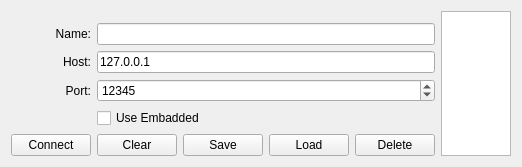
fdar0536/Simple-Task-Queue, file view/configform.ui: the form before one commit.
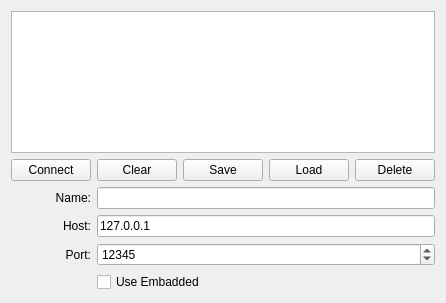
The form after the commit.

Patch:
```diff
--- a/view/configform.ui
+++ b/view/configform.ui
@@ -6,42 +6,18 @@
    <rect>
     <x>0</x>
     <y>0</y>
-    <width>375</width>
-    <height>135</height>
+    <width>434</width>
+    <height>303</height>
    </rect>
   </property>
   <property name="windowTitle">
    <string>Form</string>
   </property>
   <layout class="QGridLayout" name="gridLayout">
-   <item row="3" column="1" colspan="4">
-    <widget class="QLineEdit" name="host">
-     <property name="text">
-      <string>127.0.0.1</string>
-     </property>
-    </widget>
-   </item>
-   <item row="4" column="0">
-    <widget class="QLabel" name="label_3">
-     <property name="text">
-      <string>Port:</string>
-     </property>
-     <property name="alignment">
-      <set>Qt::AlignmentFlag::AlignRight|Qt::AlignmentFlag::AlignTrailing|Qt::AlignmentFlag::AlignVCenter</set>
-     </property>
-    </widget>
-   </item>
-   <item row="0" column="5" rowspan="7">
+   <item row="0" column="0" colspan="5">
     <widget class="QListWidget" name="list"/>
    </item>
-   <item row="6" column="3">
-    <widget class="QPushButton" name="loadBtn">
-     <property name="text">
-      <string>Load</string>
-     </property>
-    </widget>
-   </item>
-   <item row="4" column="1" colspan="4">
+   <item row="5" column="1" colspan="4">
     <widget class="QSpinBox" name="port">
      <property name="maximum">
       <number>65535</number>
@@ -51,14 +27,31 @@
      </property>
     </widget>
    </item>
-   <item row="6" column="2">
-    <widget class="QPushButton" name="saveBtn">
+   <item row="6" column="1" colspan="2">
+    <widget class="QCheckBox" name="useEmbadded">
      <property name="text">
-      <string>Save</string>
+      <string>Use Embadded</string>
      </property>
     </widget>
    </item>
-   <item row="2" column="0">
+   <item row="4" column="1" colspan="4">
+    <widget class="QLineEdit" name="host">
+     <property name="text">
+      <string>127.0.0.1</string>
+     </property>
+    </widget>
+   </item>
+   <item row="5" column="0">
+    <widget class="QLabel" name="label_3">
+     <property name="text">
+      <string>Port:</string>
+     </property>
+     <property name="alignment">
+      <set>Qt::AlignmentFlag::AlignRight|Qt::AlignmentFlag::AlignTrailing|Qt::AlignmentFlag::AlignVCenter</set>
+     </property>
+    </widget>
+   </item>
+   <item row="3" column="0">
     <widget class="QLabel" name="label_2">
      <property name="text">
       <string>Name:</string>
@@ -68,14 +61,10 @@
      </property>
     </widget>
    </item>
-   <item row="6" column="4">
-    <widget class="QPushButton" name="deleteBtnon_5">
-     <property name="text">
-      <string>Delete</string>
-     </property>
-    </widget>
+   <item row="3" column="1" colspan="4">
+    <widget class="QLineEdit" name="name"/>
    </item>
-   <item row="3" column="0">
+   <item row="4" column="0">
     <widget class="QLabel" name="label">
      <property name="text">
       <string>Host:</string>
@@ -85,27 +74,38 @@
      </property>
     </widget>
    </item>
-   <item row="6" column="0">
+   <item row="2" column="0">
     <widget class="QPushButton" name="connectBtn">
      <property name="text">
       <string>Connect</string>
      </property>
     </widget>
    </item>
-   <item row="6" column="1">
+   <item row="2" column="1">
     <widget class="QPushButton" name="clearBtn">
      <property name="text">
       <string>Clear</string>
      </property>
     </widget>
    </item>
-   <item row="2" column="1" colspan="4">
-    <widget class="QLineEdit" name="name"/>
+   <item row="2" column="2">
+    <widget class="QPushButton" name="saveBtn">
+     <property name="text">
+      <string>Save</string>
+     </property>
+    </widget>
    </item>
-   <item row="5" column="1" colspan="2">
-    <widget class="QCheckBox" name="useEmbadded">
+   <item row="2" column="3">
+    <widget class="QPushButton" name="loadBtn">
      <property name="text">
-      <string>Use Embadded</string>
+      <string>Load</string>
+     </property>
+    </widget>
+   </item>
+   <item row="2" column="4">
+    <widget class="QPushButton" name="deleteBtnon_5">
+     <property name="text">
+      <string>Delete</string>
      </property>
     </widget>
    </item>
```
